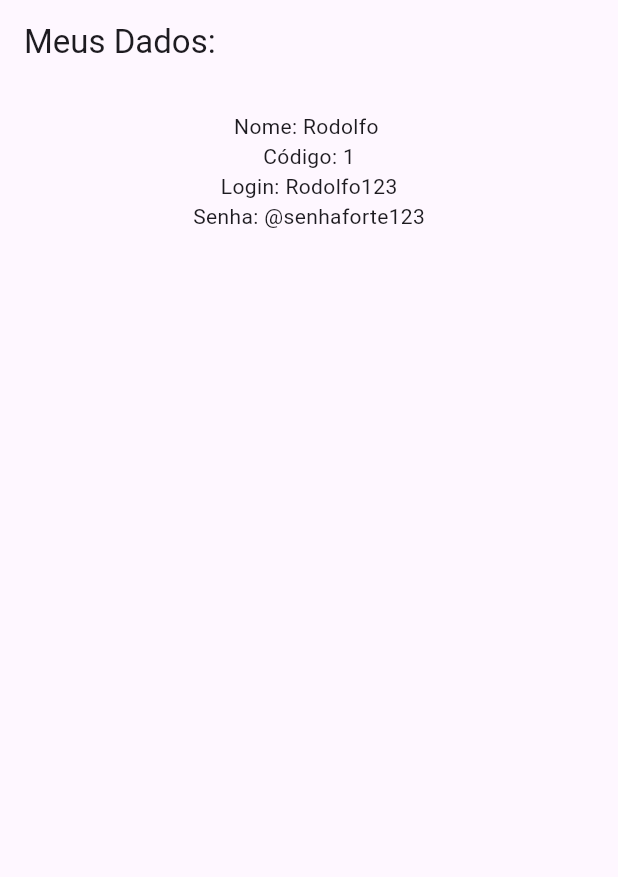
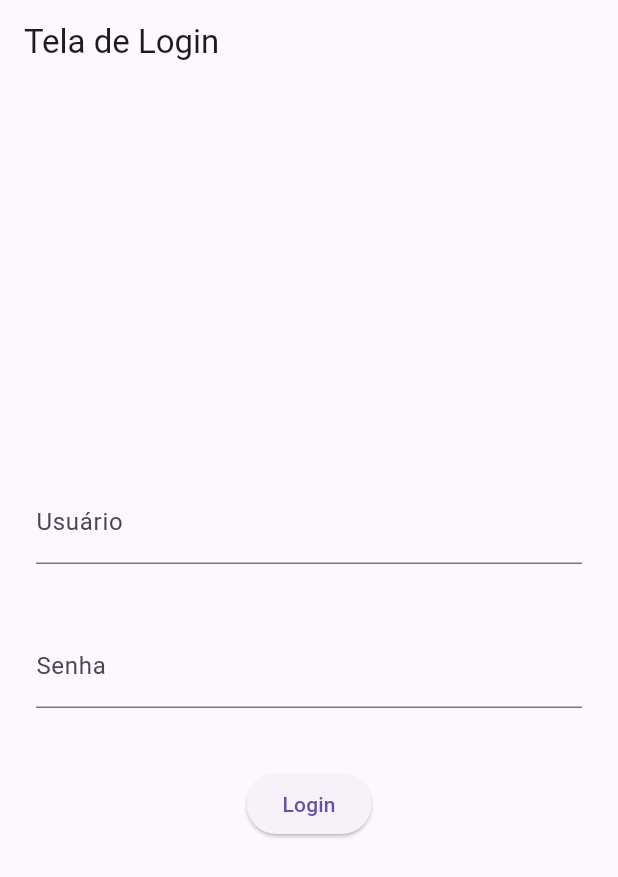
Before and after one commit to opauloaragao/mimpedirprojeto, a Flutter app: the screen it shows after launch, on a phone screen of 412 x 824 dp. Shown: the top 877 px of the screen. Run offline on Flutter 3.47's test engine with Material 3 defaults, Android fonts, the phone set to English and light mode, and no system bars.

Commit message:
CRIANDO TELAS DE HOME E LOGIN COM FUNCIONAMENTO BÁSICO SEM BANCO DE DADOS

```diff
--- a/lib/main.dart
+++ b/lib/main.dart
@@ -1,5 +1,6 @@
 import 'package:flutter/material.dart';
 import 'usuario.dart';
+import 'tela_login.dart';
 
 void main() {
   runApp(const MyApp());
@@ -19,23 +20,8 @@ class MyApp extends StatelessWidget {
     );
 
     return MaterialApp(
-        home: Scaffold(
-          appBar: AppBar(
-            title: const Text("Meus Dados: ")
-          ),
-          body: Center(
-            child: Padding(padding: const EdgeInsets.all(18.0),
-              child: Column(
-                children: [
-                  Text("Nome: ${u.nome} "),
-                  Text("Código: ${u.codigo}"),
-                  Text("Login: ${u.login}"),
-                  Text("Senha: ${u.senha}")
-                ],
-              )
-            ),
-          )
-        ),
+        debugShowCheckedModeBanner: false,
+        home: Telalogin(),
     );
   }
 }
--- /dev/null
+++ b/lib/tela_home.dart
@@ -0,0 +1,15 @@
+import 'package:flutter/material.dart';
+
+class TelaHome extends StatelessWidget{
+  TelaHome ({super.key});
+
+  @override
+  Widget build(BuildContext context) {
+    return Scaffold(
+      appBar: AppBar(title: const Text('Tela Home')),
+      body: Center(
+        child: Text('Seja bem vindo ao Mim Pedir!!!'),
+      ),
+    );
+  }
+}
--- /dev/null
+++ b/lib/tela_login.dart
@@ -0,0 +1,53 @@
+import 'package:flutter/material.dart';
+import 'usuario.dart';
+import 'tela_home.dart';
+
+class Telalogin extends StatelessWidget{
+  Telalogin({super.key});
+
+  final TextEditingController usuarioController = TextEditingController();
+  final TextEditingController senhaController = TextEditingController();
+
+  Usuario u = Usuario (
+    codigo:1,
+    senha: "@senhaforte123",
+      login: 'admin',
+    nome: 'Administrador'
+  );
+  @override
+  Widget build(BuildContext context) {
+    return Scaffold(
+      appBar: AppBar(title: const Text("Tela de Login")),
+      body: Padding(padding: const EdgeInsets.all(24.0),
+        child: Column(
+          mainAxisAlignment: MainAxisAlignment.center,
+          children: [
+            TextField(
+              decoration: const InputDecoration(labelText: "Usuário"),
+              controller: usuarioController,
+            ),
+            const SizedBox(height: 40),
+            TextField(
+              decoration: const InputDecoration(labelText: "Senha"),
+              obscureText: true,
+                controller: senhaController,
+            ),
+            const SizedBox(height: 40),
+            ElevatedButton(onPressed: (){
+
+              if(u.login == usuarioController.text && u.senha == senhaController.text){
+                Navigator.push(context,
+                    MaterialPageRoute(builder: (context) => TelaHome())
+                );
+              }else {
+                ScaffoldMessenger.of(context).showSnackBar(
+                    SnackBar(content: Text("Login Efetuado!!!"))
+                );
+              }
+            }, child: Text("Login"))
+          ],
+        ),
+      )
+    );
+  }
+}
```
